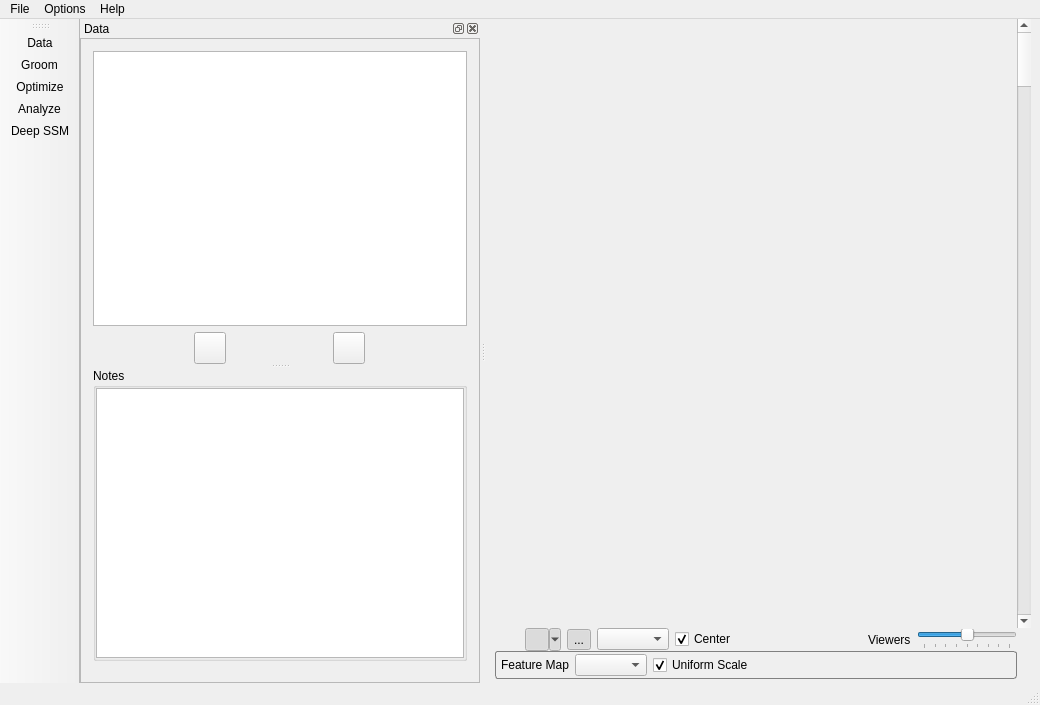
This is Studio/src/Interface/ShapeWorksStudioApp.ui in SCIInstitute/ShapeWorks as Qt 5 draws it before an edit. The edited form follows.
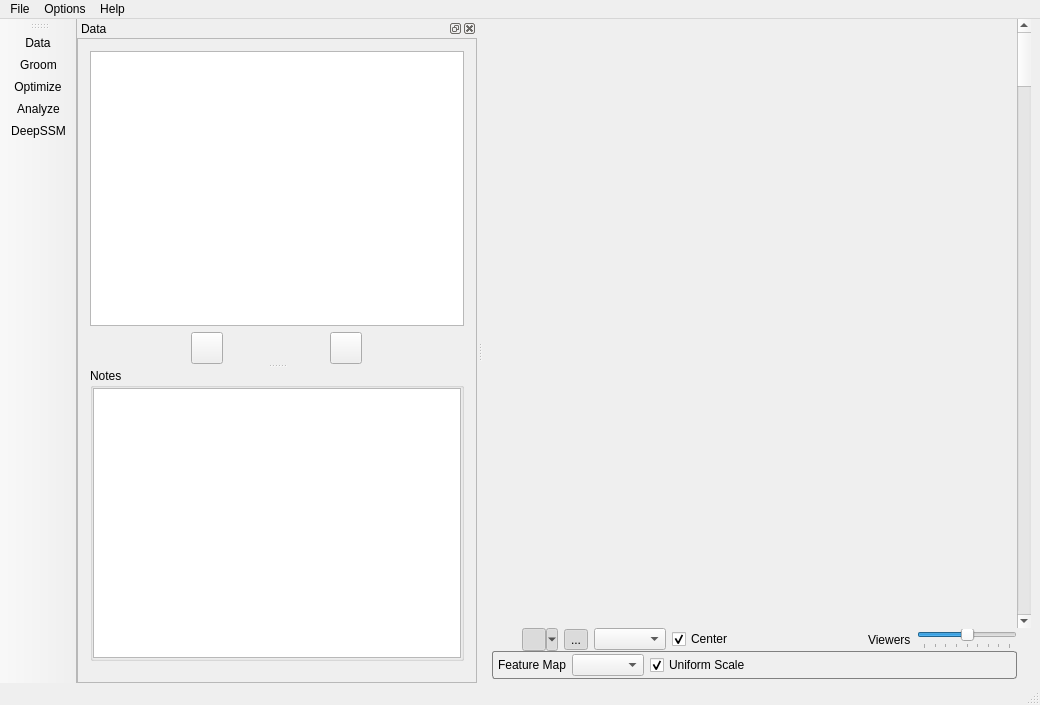
This is the edited form. Icons and pictures are not drawn. Custom widgets are drawn as their Qt base class.

Commit message: "Deep SSM" -> "DeepSSM"

Patch:
```diff
--- a/Studio/src/Interface/ShapeWorksStudioApp.ui
+++ b/Studio/src/Interface/ShapeWorksStudioApp.ui
@@ -940,7 +940,7 @@
      <normaloff>:/Studio/Images/deep_ssm.png</normaloff>:/Studio/Images/deep_ssm.png</iconset>
    </property>
    <property name="text">
-    <string>Deep SSM</string>
+    <string>DeepSSM</string>
    </property>
   </action>
  </widget>
```
